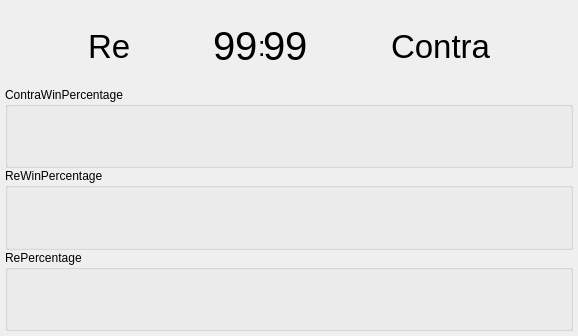
This is src/ui/game/recontrastatswidget.ui in lbproductions/psnewmodel as Qt 5 draws it before an edit. The edited form follows.
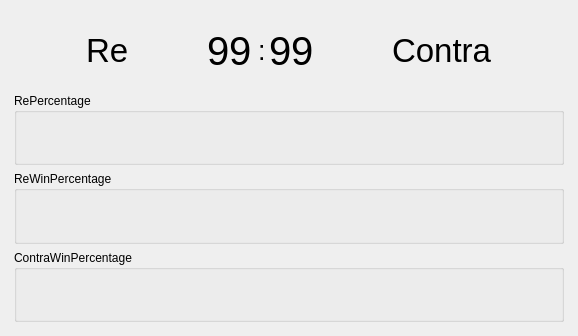
This is the edited form.

Commit message: Fixed order in ReContraStatsWidget

What changed in the file:
```diff
--- a/src/ui/game/recontrastatswidget.ui
+++ b/src/ui/game/recontrastatswidget.ui
@@ -50,21 +50,6 @@
        <string notr="true"/>
       </property>
       <layout class="QVBoxLayout" name="verticalLayout_2">
-       <property name="spacing">
-        <number>0</number>
-       </property>
-       <property name="leftMargin">
-        <number>0</number>
-       </property>
-       <property name="topMargin">
-        <number>0</number>
-       </property>
-       <property name="rightMargin">
-        <number>0</number>
-       </property>
-       <property name="bottomMargin">
-        <number>0</number>
-       </property>
        <item>
         <layout class="QHBoxLayout" name="horizontalLayout">
          <item>
@@ -193,20 +178,6 @@
          </item>
         </layout>
        </item>
-       <item>
-        <widget class="QGroupBox" name="groupBoxContraWins">
-         <property name="title">
-          <string>ContraWinPercentage</string>
-         </property>
-        </widget>
-       </item>
-       <item>
-        <widget class="QGroupBox" name="groupBoxReWins">
-         <property name="title">
-          <string>ReWinPercentage</string>
-         </property>
-        </widget>
-       </item>
        <item>
         <widget class="QGroupBox" name="groupBoxRe">
          <property name="styleSheet">
@@ -215,7 +186,23 @@
          <property name="title">
           <string>RePercentage</string>
          </property>
-         <zorder></zorder>
+         <zorder>groupBoxContraWins</zorder>
+        </widget>
+       </item>
+       <item>
+        <widget class="QGroupBox" name="groupBoxReWins">
+         <property name="title">
+          <string>ReWinPercentage</string>
+         </property>
+         <zorder>groupBoxContraWins</zorder>
+        </widget>
+       </item>
+       <item>
+        <widget class="QGroupBox" name="groupBoxContraWins">
+         <property name="title">
+          <string>ContraWinPercentage</string>
+         </property>
+         <zorder>groupBoxRe</zorder>
         </widget>
        </item>
       </layout>
```
